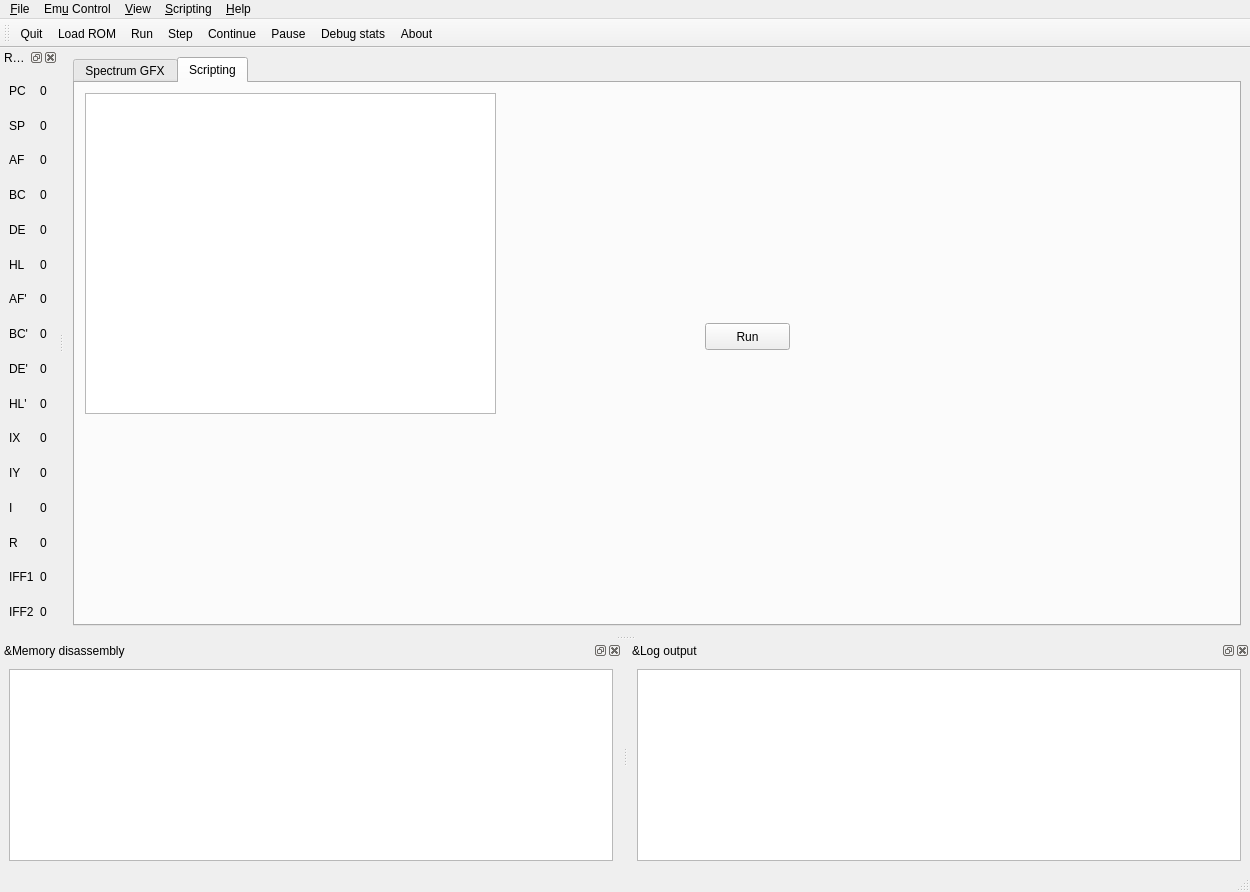
The window that ui/main_window.ui (electrified/cpuqt) describes before a commit, drawn with Qt 5.
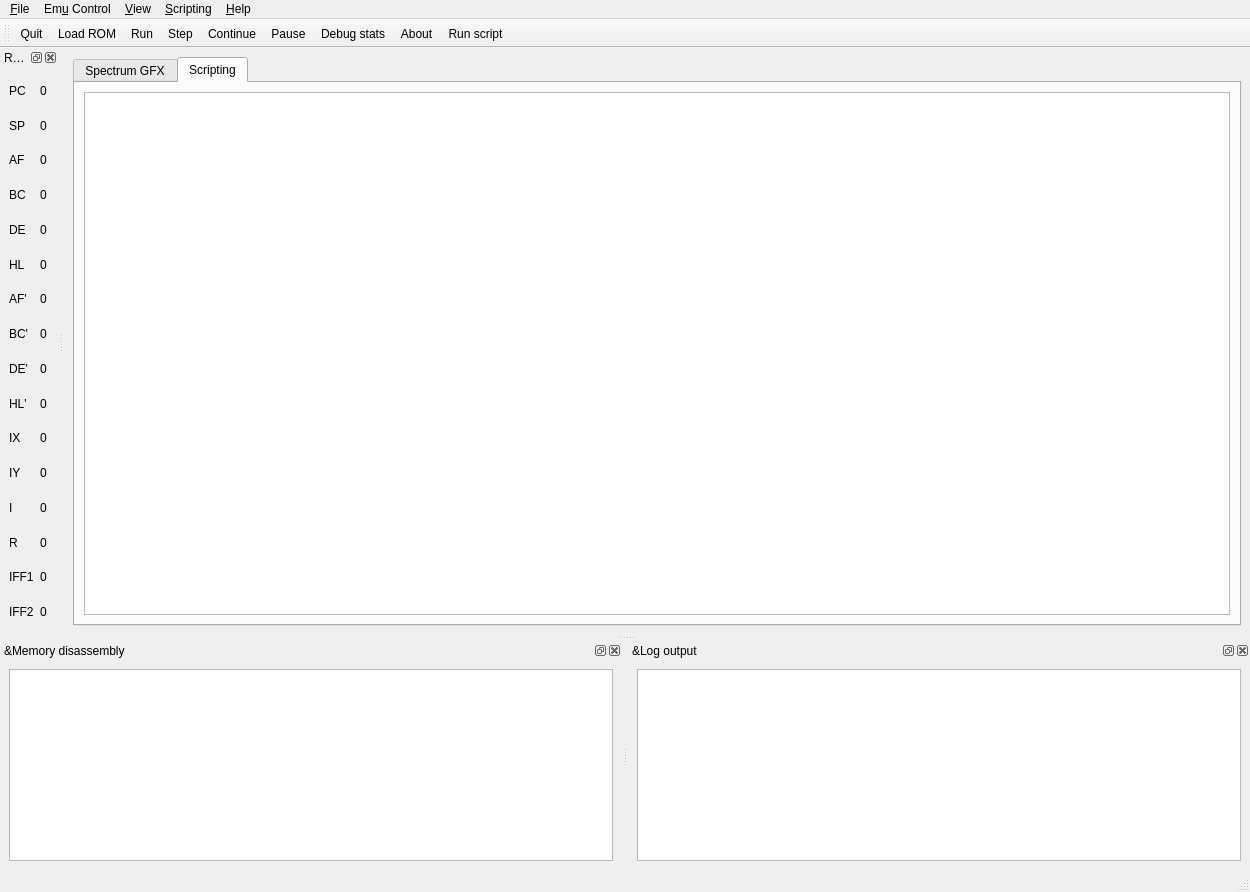
The same window after the commit. Icons and pictures are not drawn.

Commit message: Messing with UI WIP

The edit to the form file:
```diff
--- a/ui/main_window.ui
+++ b/ui/main_window.ui
@@ -18,7 +18,7 @@
    <bool>false</bool>
   </property>
   <widget class="QWidget" name="centralwidget">
-   <layout class="QHBoxLayout" name="horizontalLayout_2">
+   <layout class="QVBoxLayout" name="verticalLayout">
     <item>
      <widget class="QTabWidget" name="tabWidget">
       <property name="currentIndex">
@@ -56,29 +56,11 @@
        <attribute name="title">
         <string>Scripting</string>
        </attribute>
-       <widget class="QPushButton" name="runScriptButton">
-        <property name="geometry">
-         <rect>
-          <x>630</x>
-          <y>240</y>
-          <width>85</width>
-          <height>27</height>
-         </rect>
-        </property>
-        <property name="text">
-         <string>Run</string>
-        </property>
-       </widget>
-       <widget class="QPlainTextEdit" name="scriptEdit">
-        <property name="geometry">
-         <rect>
-          <x>10</x>
-          <y>10</y>
-          <width>411</width>
-          <height>321</height>
-         </rect>
-        </property>
-       </widget>
+       <layout class="QVBoxLayout" name="verticalLayout_2">
+        <item>
+         <widget class="QPlainTextEdit" name="scriptEdit"/>
+        </item>
+       </layout>
       </widget>
      </widget>
     </item>
@@ -440,6 +422,7 @@
    <addaction name="actionStop"/>
    <addaction name="actionDebug_stats"/>
    <addaction name="actionAbout"/>
+   <addaction name="actionRunScript"/>
   </widget>
   <widget class="QDockWidget" name="logOutputDockWidget">
    <property name="windowTitle">
@@ -569,6 +552,16 @@
     <string>Load &amp;Snapshot</string>
    </property>
   </action>
+  <action name="actionRecent">
+   <property name="text">
+    <string>Recent</string>
+   </property>
+  </action>
+  <action name="actionRunScript">
+   <property name="text">
+    <string>Run script</string>
+   </property>
+  </action>
  </widget>
  <resources>
   <include location="resources/app.qrc"/>
```
Left out of the diff: 28 changed lines with no effect on the pictures. The commit also changes 5 other files.
